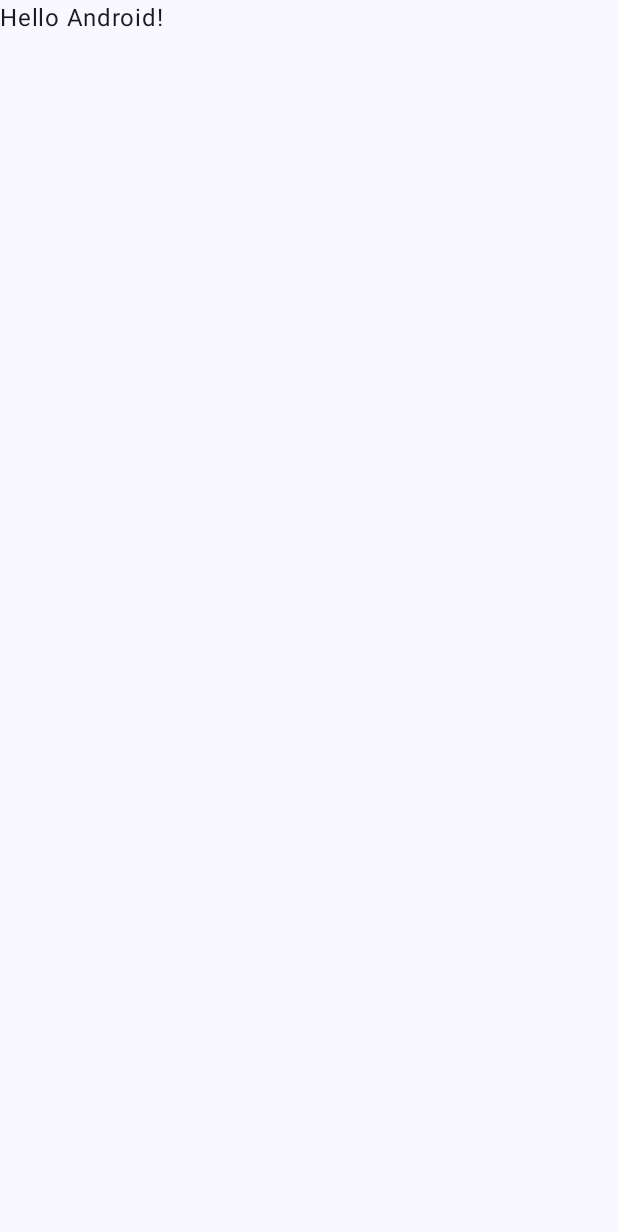
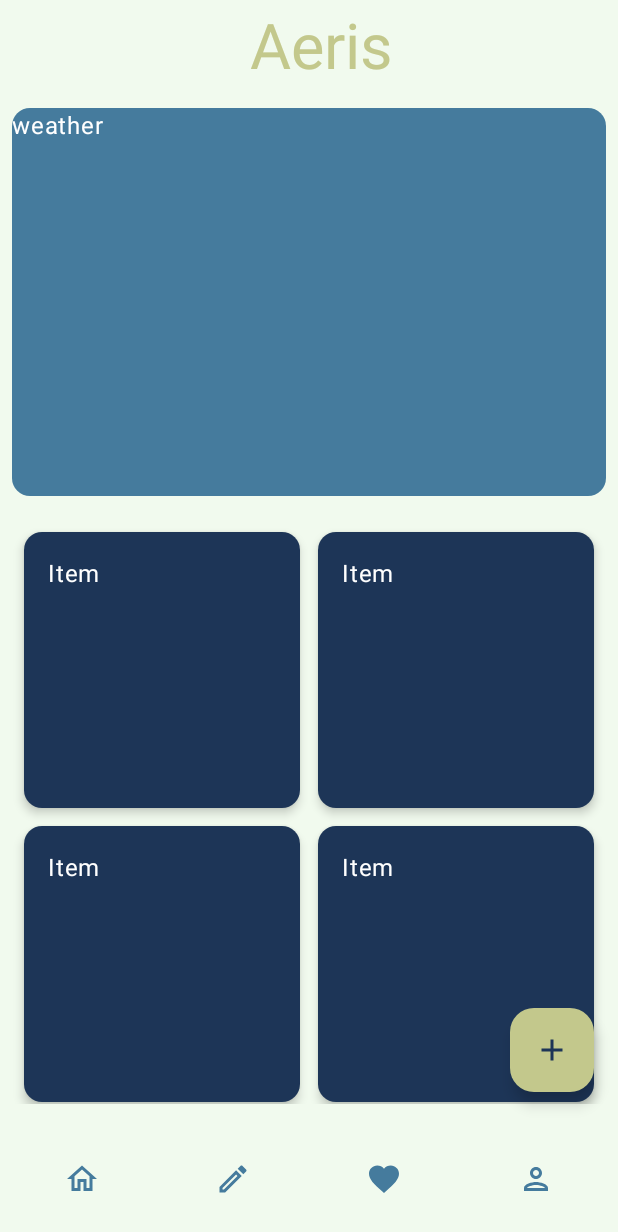
Before and after one commit to anacbetul/Aeris, an Android app built with Jetpack Compose: the screen it shows after launch (MainActivity), on a phone screen of 412 x 824 dp. Before the commit the part shown is almost empty. Shown: the top 1232 px of the screen. Run offline under Robolectric (Android 15) with nearby library versions, the phone set to English and light mode, and no system bars.

Commit message:
added new screens and modify

```diff
--- a/app/src/main/java/com/luci/aeris/MainActivity.kt
+++ b/app/src/main/java/com/luci/aeris/MainActivity.kt
@@ -4,13 +4,17 @@ import android.os.Bundle
 import androidx.activity.ComponentActivity
 import androidx.activity.compose.setContent
 import androidx.activity.enableEdgeToEdge
+import androidx.compose.foundation.layout.Box
 import androidx.compose.foundation.layout.fillMaxSize
 import androidx.compose.foundation.layout.padding
 import androidx.compose.material3.Scaffold
 import androidx.compose.material3.Text
+import androidx.compose.material3.TopAppBar
 import androidx.compose.runtime.Composable
 import androidx.compose.ui.Modifier
 import androidx.compose.ui.tooling.preview.Preview
+import com.luci.aeris.screens.MainScreen
+import com.luci.aeris.screens.ViewController
 import com.luci.aeris.ui.theme.AerisTheme
 
 class MainActivity : ComponentActivity() {
@@ -19,29 +23,17 @@ class MainActivity : ComponentActivity() {
         enableEdgeToEdge()
         setContent {
             AerisTheme {
-                Scaffold( modifier = Modifier.fillMaxSize() ) { innerPadding ->
-                    Greeting(
-                        name = "Android",
-                        modifier = Modifier.padding(innerPadding)
-                    )
-                }
+                ViewController()
             }
         }
     }
 }
 
-@Composable
-fun Greeting(name: String, modifier: Modifier = Modifier) {
-    Text(
-        text = "Hello $name!",
-        modifier = modifier
-    )
-}
 
 @Preview(showBackground = true)
 @Composable
-fun GreetingPreview() {
+fun MainActivityPreview() {
     AerisTheme {
-        Greeting("Android")
+        ViewController()
     }
 }
--- /dev/null
+++ b/app/src/main/java/com/luci/aeris/constants/StringConstants.kt
@@ -0,0 +1,7 @@
+package com.luci.aeris.constants
+
+class StringConstants {
+    companion object {
+        const val title = "Aeris"
+    }
+}
--- /dev/null
+++ b/app/src/main/java/com/luci/aeris/screens/BottomBar.kt
@@ -0,0 +1,62 @@
+package com.luci.aeris.screens
+
+import androidx.compose.foundation.layout.fillMaxWidth
+import androidx.compose.material.icons.Icons
+import androidx.compose.material.icons.filled.Edit
+import androidx.compose.material.icons.filled.Home
+import androidx.compose.material.icons.filled.Person
+import androidx.compose.material.icons.outlined.Edit
+import androidx.compose.material.icons.outlined.Favorite
+import androidx.compose.material.icons.outlined.Home
+import androidx.compose.material.icons.outlined.Person
+import androidx.compose.material3.BottomAppBar
+import androidx.compose.material3.BottomAppBarDefaults
+import androidx.compose.material3.Icon
+import androidx.compose.material3.IconButton
+import androidx.compose.material3.MaterialTheme
+import androidx.compose.runtime.Composable
+import androidx.compose.ui.Modifier
+import androidx.compose.ui.tooling.preview.Preview
+
+
+@Composable
+fun BottomBar() {
+    BottomAppBar(
+        modifier = Modifier.fillMaxWidth(),
+        windowInsets = BottomAppBarDefaults.windowInsets,
+        containerColor = MaterialTheme.colorScheme.background,
+        contentColor = MaterialTheme.colorScheme.secondary,//secondary secilmeyen//TODO
+        actions = {
+            IconButton(onClick = { /* do something */ },modifier = Modifier.weight(1f)) {
+                Icon(Icons.Outlined.Home, contentDescription = "Localized description")
+            }
+            IconButton(onClick = { /* do something */ },modifier = Modifier.weight(1f)) {
+                Icon(
+                    Icons.Outlined.Edit,
+                    contentDescription = "Localized description",
+                )
+            }
+            IconButton(onClick = { /* do something */ },modifier = Modifier.weight(1f)) {
+                Icon(
+                    Icons.Outlined.Favorite,
+                    contentDescription = "Localized description",
+                )
+            }
+            IconButton(onClick = { /* do something */ },modifier = Modifier.weight(1f)) {
+                Icon(
+                    Icons.Outlined.Person,
+                    contentDescription = "Localized description",
+                )
+            }
+        },
+
+
+        )
+
+}
+
+@Preview(showBackground = true)
+@Composable
+fun BottombarPreview() {
+    BottomBar()
+}
--- /dev/null
+++ b/app/src/main/java/com/luci/aeris/screens/MainScreen.kt
@@ -0,0 +1,99 @@
+package com.luci.aeris.screens
+
+import android.annotation.SuppressLint
+import androidx.compose.foundation.background
+import androidx.compose.foundation.layout.Arrangement
+import androidx.compose.foundation.layout.Box
+import androidx.compose.foundation.layout.Column
+import androidx.compose.foundation.layout.PaddingValues
+import androidx.compose.foundation.layout.Row
+import androidx.compose.foundation.layout.Spacer
+import androidx.compose.foundation.layout.aspectRatio
+import androidx.compose.foundation.layout.fillMaxSize
+import androidx.compose.foundation.layout.fillMaxWidth
+import androidx.compose.foundation.layout.height
+import androidx.compose.foundation.layout.padding
+import androidx.compose.foundation.layout.size
+import androidx.compose.foundation.lazy.grid.GridCells
+import androidx.compose.foundation.lazy.grid.LazyVerticalGrid
+import androidx.compose.material3.Card
+import androidx.compose.material3.CardDefaults
+import androidx.compose.material3.MaterialTheme
+import androidx.compose.material3.Scaffold
+import androidx.compose.material3.Text
+import androidx.compose.material3.TopAppBar
+import androidx.compose.runtime.Composable
+import androidx.compose.ui.Modifier
+import androidx.compose.ui.layout.ModifierLocalBeyondBoundsLayout
+import androidx.compose.ui.platform.LocalConfiguration
+import androidx.compose.ui.tooling.preview.Preview
+import androidx.compose.ui.unit.dp
+import com.luci.aeris.ui.theme.AerisTheme
+
+
+@SuppressLint("UnusedMaterial3ScaffoldPaddingParameter")
+
+@Composable
+fun MainScreen() {
+    val configuration = LocalConfiguration.current
+
+    val screenWidth = configuration.screenWidthDp.dp
+    val screenHeight = configuration.screenHeightDp.dp
+
+
+        Column(modifier = Modifier.padding()) {
+            Card(
+                modifier = Modifier
+//                            .background(color = MaterialTheme.colorScheme.secondary)
+                    .size(screenWidth, screenHeight / 3)
+                    .padding(8.dp),
+
+                shape = CardDefaults.outlinedShape,
+                colors = CardDefaults.cardColors(containerColor = MaterialTheme.colorScheme.secondary)
+            ) { Text("weather") }
+
+            LazyVerticalGrid(
+                columns = GridCells.Fixed(2),
+                modifier = Modifier
+                    .fillMaxSize()
+                    .padding(8.dp),
+                contentPadding = PaddingValues(8.dp),
+                verticalArrangement = Arrangement.spacedBy(12.dp),
+                horizontalArrangement = Arrangement.spacedBy(12.dp)
+            ) {
+                items(6) { index ->
+                    Card(
+                        modifier = Modifier
+                            .fillMaxWidth()
+                            .aspectRatio(1f), // kare kartlar
+                        elevation = CardDefaults.cardElevation(4.dp),
+                        colors = CardDefaults.cardColors(containerColor = MaterialTheme.colorScheme.tertiary)
+                    ) {
+//                            Box(
+//                                modifier = Modifier.fillMaxSize(),
+//                            ) {
+//
+//                            }
+                        Text(
+                            text = "Item ",
+                            modifier = Modifier.padding(16.dp)
+                        )
+                    }
+                }
+            }
+        }
+        //}
+
+    }
+
+
+
+@Preview(showBackground = true)
+@Composable
+fun MainActivityPreview() {
+    AerisTheme {
+
+        MainScreen()
+
+    }
+}
--- /dev/null
+++ b/app/src/main/java/com/luci/aeris/screens/TopAppBar.kt
@@ -0,0 +1,77 @@
+package com.luci.aeris.screens
+
+import android.R.attr.contentDescription
+import android.R.id.primary
+import androidx.compose.foundation.layout.fillMaxWidth
+import androidx.compose.foundation.layout.size
+import androidx.compose.material3.ExperimentalMaterial3Api
+import androidx.compose.material3.Icon
+import androidx.compose.material3.IconButton
+import androidx.compose.material3.MaterialTheme
+import androidx.compose.material3.Text
+import androidx.compose.material3.TopAppBar
+import androidx.compose.material3.TopAppBarDefaults
+import androidx.compose.runtime.Composable
+import androidx.compose.ui.Modifier
+import androidx.compose.ui.graphics.Color
+import androidx.compose.ui.input.key.Key.Companion.F
+import androidx.compose.ui.modifier.modifierLocalConsumer
+import androidx.compose.ui.platform.LocalConfiguration
+import androidx.compose.ui.res.painterResource
+import androidx.compose.ui.text.TextStyle
+import androidx.compose.ui.text.style.TextAlign
+import androidx.compose.ui.tooling.preview.Preview
+import androidx.compose.ui.unit.dp
+import androidx.compose.ui.unit.sp
+import com.luci.aeris.R
+import com.luci.aeris.constants.StringConstants
+import com.luci.aeris.ui.theme.AerisTheme
+
+//class TopAppBar {
+@OptIn(ExperimentalMaterial3Api::class)
+@Composable
+fun AppBar() {
+    TopAppBar(
+
+        title = {
+            Text(
+                StringConstants.title, style =
+//                    MaterialTheme.typography.bodyLarge.copy(fontSize = 46.sp),
+            TextStyle(textAlign = TextAlign.Center, fontSize = 42.sp),
+                modifier = Modifier.fillMaxWidth()
+            )
+        },
+        //modifier = Modifier.size(screenWidth,45.dp),
+        colors = TopAppBarDefaults.topAppBarColors(
+            containerColor = MaterialTheme.colorScheme.background,
+            titleContentColor = MaterialTheme.colorScheme.onPrimary,
+//            navigationIconContentColor = MaterialTheme.colorScheme.primary,
+//            actionIconContentColor = MaterialTheme.colorScheme.secondary
+        ),
+        /*navigationIcon = {
+            IconButton(onClick = { *//* menü veya geri işlemi *//* }) {
+                Icon(
+                    painter = painterResource(id = R.drawable.ic_launcher_background), // veya ic_menu
+                    contentDescription = "Back"
+                )
+            }
+        },*/
+        /*actions = {
+            IconButton(onClick = { *//* ayarlar veya başka bir şey *//* }) {
+                Icon(
+                    painter = painterResource(id = R.drawable.ic_launcher_background),
+                    contentDescription = "Settings"
+                )
+            }
+        }*/
+    )
+}
+
+//}
+@Preview(showBackground = true)
+@Composable
+fun TopAppBarPreview() {
+    AerisTheme {
+        AppBar()
+    }
+}
--- /dev/null
+++ b/app/src/main/java/com/luci/aeris/screens/ViewController.kt
@@ -0,0 +1,41 @@
+package com.luci.aeris.screens
+
+import androidx.compose.foundation.layout.Box
+import androidx.compose.foundation.layout.padding
+import androidx.compose.material.icons.Icons
+import androidx.compose.material.icons.outlined.Add
+import androidx.compose.material3.FabPosition
+import androidx.compose.material3.FloatingActionButton
+import androidx.compose.material3.Icon
+import androidx.compose.material3.MaterialTheme
+import androidx.compose.material3.Scaffold
+import androidx.compose.runtime.Composable
+import androidx.compose.ui.Modifier
+import androidx.compose.ui.tooling.preview.Preview
+import com.luci.aeris.MainActivityPreview
+import com.luci.aeris.ui.theme.AerisTheme
+
+@Composable
+fun ViewController() {
+    Scaffold(
+        topBar = { AppBar() },
+        bottomBar = { BottomBar() },
+        floatingActionButton = {
+            FloatingActionButton(
+                onClick = {},
+                containerColor = MaterialTheme.colorScheme.onPrimary,
+                contentColor = MaterialTheme.colorScheme.tertiary
+            ) { Icon(Icons.Outlined.Add,contentDescription = "buton") }
+        },
+
+        floatingActionButtonPosition = FabPosition.End,
+    ) { innerPadding -> Box(modifier = Modifier.padding(innerPadding)){ MainScreen() } }
+}
+
+@Preview(showBackground = true)
+@Composable
+fun ViewControllerPreview() {
+    AerisTheme {
+        ViewController()
+    }
+}
--- a/app/src/main/java/com/luci/aeris/ui/theme/Color.kt
+++ b/app/src/main/java/com/luci/aeris/ui/theme/Color.kt
@@ -2,6 +2,20 @@ package com.luci.aeris.ui.theme
 
 import androidx.compose.ui.graphics.Color
 
+val honeydew = Color(0xFFF1FAEE)
+val nonPhotoBlue= Color(0xFFA8DADC)
+val cerulean = Color(0xFF457B9D)
+val berkeleyBlue = Color(0xFF1D3557)
+val sage = Color(0xFFC3C88C)
+
+val pictonBlue = Color(0xFF5FA8D3)
+val lapisLazuli = Color(0xFF2B5C7D)
+val oxfordBlue = Color(0xFF0E1E34)
+val richBlack = Color(0xFF141C27)
+val eerieBlack = Color(0xFF1A1A1A)
+val mossGreen = Color(0xFF9BA36F)
+
+/*
 val Purple80 = Color(0xFFD0BCFF)
 val PurpleGrey80 = Color(0xFFCCC2DC)
 val Pink80 = Color(0xFFEFB8C8)
@@ -9,3 +23,4 @@ val Pink80 = Color(0xFFEFB8C8)
 val Purple40 = Color(0xFF6650a4)
 val PurpleGrey40 = Color(0xFF625b71)
 val Pink40 = Color(0xFF7D5260)
+*/
--- a/app/src/main/java/com/luci/aeris/ui/theme/Theme.kt
+++ b/app/src/main/java/com/luci/aeris/ui/theme/Theme.kt
@@ -12,15 +12,19 @@ import androidx.compose.runtime.Composable
 import androidx.compose.ui.platform.LocalContext
 
 private val DarkColorScheme = darkColorScheme(
-    primary = Purple80,
-    secondary = PurpleGrey80,
-    tertiary = Pink80
+    primary = pictonBlue,
+    secondary = lapisLazuli,
+    tertiary = oxfordBlue,
+    onPrimary = mossGreen,
+    background = eerieBlack
 )
 
 private val LightColorScheme = lightColorScheme(
-    primary = Purple40,
-    secondary = PurpleGrey40,
-    tertiary = Pink40
+    primary = nonPhotoBlue,
+    secondary =cerulean,
+    tertiary = berkeleyBlue,
+    onPrimary = sage,
+    background = honeydew
 
     /* Other default colors to override
     background = Color(0xFFFFFBFE),
@@ -37,7 +41,7 @@ private val LightColorScheme = lightColorScheme(
 fun AerisTheme(
     darkTheme: Boolean = isSystemInDarkTheme(),
     // Dynamic color is available on Android 12+
-    dynamicColor: Boolean = true,
+    dynamicColor: Boolean = false,
     content: @Composable () -> Unit
 ) {
     val colorScheme = when {
--- a/app/src/main/java/com/luci/aeris/ui/theme/Type.kt
+++ b/app/src/main/java/com/luci/aeris/ui/theme/Type.kt
@@ -29,6 +29,6 @@ val Typography = Typography(
         fontSize = 11.sp,
         lineHeight = 16.sp,
         letterSpacing = 0.5.sp
-    )
-    */
+//    )
+//    */
 )
```
